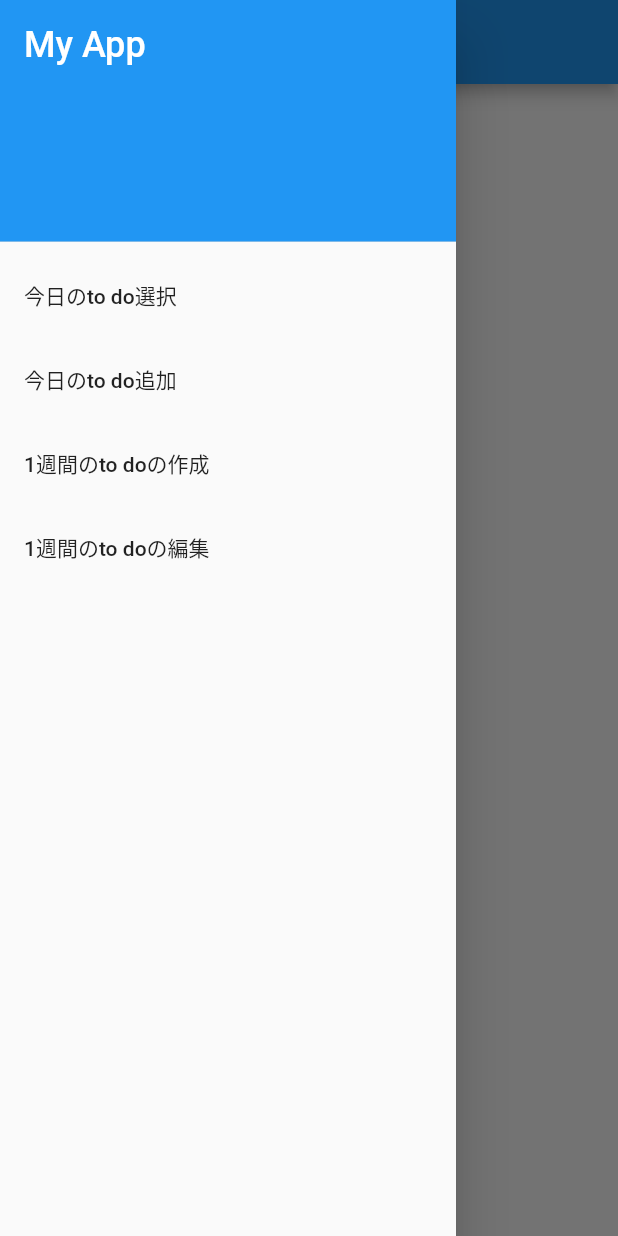
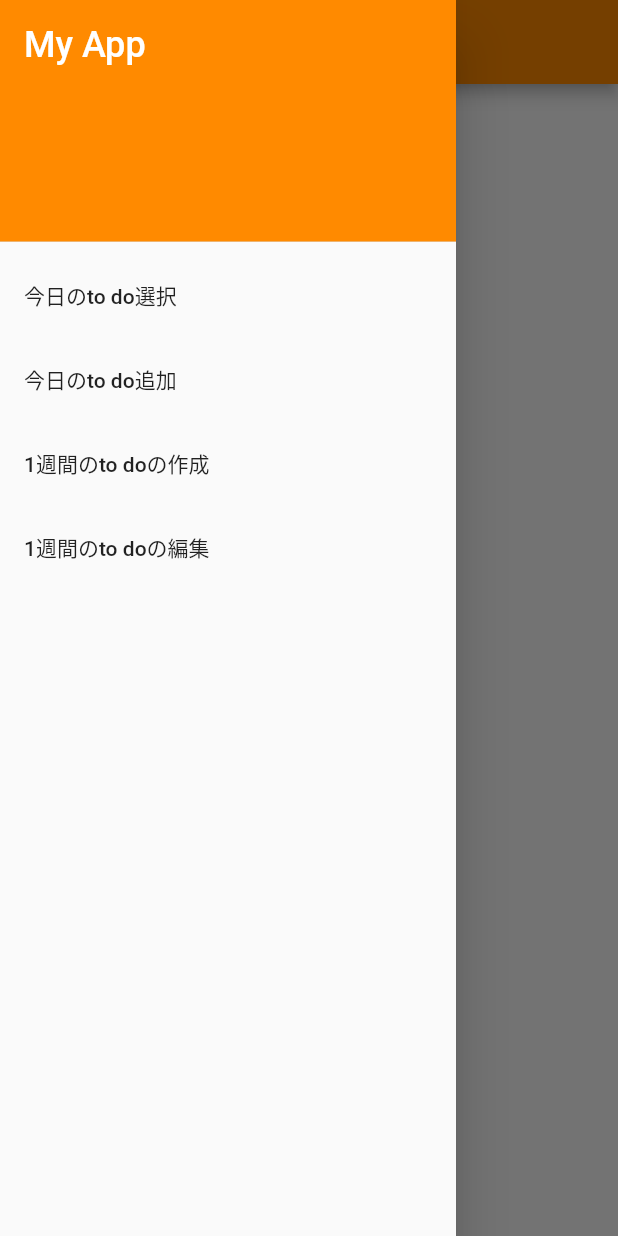
Before and after one commit to tdoke2000/benesse_hackason, a Flutter app: the screen it shows after launch, with the side drawer open, on a phone screen of 412 x 824 dp. Run offline on Flutter 3.47's test engine with Material 2 defaults, Android fonts, the phone set to English and light mode, and no system bars; our stand-ins replace video_player; missing offline and left inert: flutter_ringtone_player.

Commit message:
エラー修正

```diff
--- a/lib/daily_page.dart
+++ b/lib/daily_page.dart
@@ -20,6 +20,7 @@ class _DailyPageState extends State<DailyPage> {
   Widget build(BuildContext context) {
     return Scaffold(
       appBar: AppBar(
+        backgroundColor: Color(0xFFFF8A00),
         title: Text("Daily task"),
       ),
       body: ListView.builder(
@@ -46,7 +47,8 @@ class _DailyPageState extends State<DailyPage> {
                 ),
               ),
               decoration: BoxDecoration(
-                color: Colors.blue,
+                //color: Colors.blue,
+                color: Color(0xFFFF8A00),
               ),
             ),
             ListTile(
--- a/lib/daily_task.dart
+++ b/lib/daily_task.dart
@@ -26,6 +26,7 @@ class _DailyTaskState extends State<DailyTask> {
     return MaterialApp(
       home: Scaffold(
         appBar: AppBar(
+          backgroundColor: Color(0xFFFF8A00),
           title: Text('Daily Task'),
         ),
         body: Column(
--- a/lib/study_time.dart
+++ b/lib/study_time.dart
@@ -46,7 +46,8 @@ class _StudyTimePageState extends State<StudyTimePage> {
   Widget build(BuildContext context) {
     return Scaffold(
       appBar: AppBar(
-        title: const Text('タイマー'),
+        backgroundColor: Color(0xFFFF8A00),
+        title: const Text('タイマー・音楽'),
       ),
       body: Column(
         children: [
--- a/lib/weekly_page.dart
+++ b/lib/weekly_page.dart
@@ -20,6 +20,7 @@ class _WeeklyPageState extends State<WeeklyPage> {
   Widget build(BuildContext context) {
     return Scaffold(
       appBar: AppBar(
+        backgroundColor: Color(0xFFFF8A00),
         title: Text("Weekly task"),
       ),
       body: ListView.builder(
@@ -46,7 +47,7 @@ class _WeeklyPageState extends State<WeeklyPage> {
                 ),
               ),
               decoration: BoxDecoration(
-                color: Colors.blue,
+                color: Color(0xFFFF8A00),
               ),
             ),
             ListTile(
--- a/lib/weekly_task.dart
+++ b/lib/weekly_task.dart
@@ -27,6 +27,7 @@ class _WeeklyTaskState extends State<WeeklyTask> {
     return MaterialApp(
       home: Scaffold(
         appBar: AppBar(
+          backgroundColor: Color(0xFFFF8A00),
           title: Text('Weekly Task'),
         ),
         body: Column(
```
Also changed, not shown: 9 other files.
